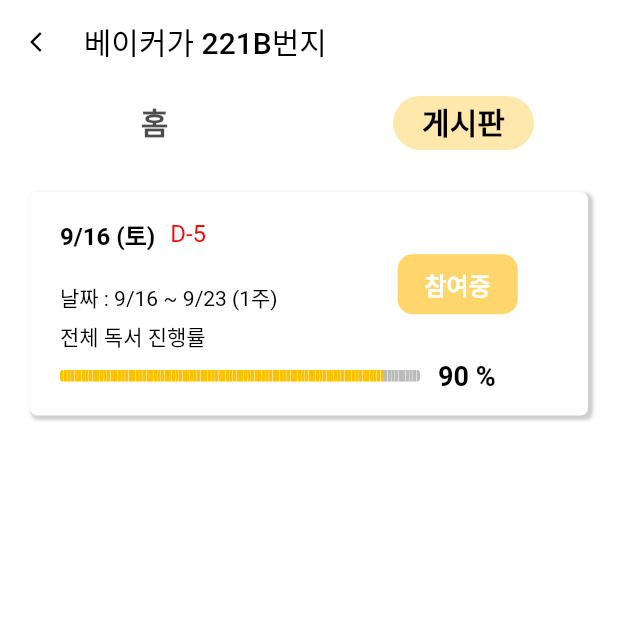
After one commit to dockggu/dockggu-frontend, a Flutter app: the TabView screen opened directly, tab 2 chosen, on a phone screen of 412 x 824 dp, the top half of it. The commit adds this screen. Run offline on Flutter 3.47's test engine with Material 2 defaults, Android fonts, the phone set to English and light mode, and no system bars; drawn by our look-alikes of step_progress_indicator; our stand-ins replace flutter_svg, get, percent_indicator.

Commit message:
feat: tabview 및 bookathon_detail page 추가

```diff
--- a/dockggu/lib/main.dart
+++ b/dockggu/lib/main.dart
@@ -11,6 +11,7 @@ class MainApp extends StatelessWidget {
   @override
   Widget build(BuildContext context) {
     return const MaterialApp(
+      debugShowCheckedModeBanner: false,
       home: LoginMain()
     );
   }
--- /dev/null
+++ b/dockggu/lib/page/tabview.dart
@@ -0,0 +1,224 @@
+import 'package:flutter/material.dart';
+import 'package:step_progress_indicator/step_progress_indicator.dart';
+import 'package:flutter_svg/flutter_svg.dart';
+import 'bookathon_detail.dart';
+
+void main() {
+  runApp(TabView());
+}
+
+class TabView extends StatefulWidget {
+  const TabView({super.key});
+
+  @override
+  State<TabView> createState() => _TabViewState();
+}
+
+class _TabViewState extends State<TabView> {
+  @override
+  Widget build(BuildContext context) {
+    return DefaultTabController(
+      length: 2,
+      child: Scaffold(
+          backgroundColor: Color(0xffFFFFFF),
+          appBar: AppBar(
+            leading: IconButton(
+              icon: Icon(
+                Icons.arrow_back_ios,
+                color: Color(0xff000000),
+                size: 16.0,
+              ),
+              onPressed: () {},
+            ),
+            title: Align(
+              alignment: Alignment(-1.2, 0),
+              child: Text(
+                '베이커가 221B번지', //DB에서 불러오기
+                style: TextStyle(
+                  color: Color(0xff000000),
+                  fontSize: 20.0,
+                ),
+              ),
+            ),
+            backgroundColor: Color(0xffFFFFFF),
+            elevation: 0.0,
+          ),
+          body: Column(
+            children: [
+              TabBar(
+                  indicator: BoxDecoration(
+                    color: Color(0xffFFD66C).withOpacity(0.57),
+                    borderRadius: BorderRadius.circular(20.0),
+                  ),
+                  indicatorPadding:
+                      EdgeInsets.symmetric(horizontal: 56.0, vertical: 8.0),
+                  labelColor: Color(0xff000000),
+                  labelStyle:
+                      TextStyle(fontWeight: FontWeight.bold, fontSize: 20),
+                  tabs: [
+                    Tab(
+                      text: '홈',
+                      height: 50,
+                    ),
+                    Tab(
+                      text: '게시판',
+                      height: 50,
+                    ),
+                  ]),
+              Expanded(
+                  child: TabBarView(children: [
+                Container(
+                  width: 10,
+                  color: Color(0xffFFFFFF),
+                  child: Center(
+                    child: SvgPicture.asset(
+                      'assets/google_login.svg',
+                    ),
+                  ),
+                ),
+                ListView.builder(
+                    key: PageStorageKey('PageStorage'),
+                    itemCount: 1,
+                    itemBuilder: (context, index) {
+                      return GestureDetector(
+                        onTap: () {
+                          Navigator.of(context).push(
+                            MaterialPageRoute(
+                              builder: (context) => BookathonDetail(),
+                            ),
+                          );
+                        },
+                        child: Container(
+                          margin: EdgeInsets.fromLTRB(20, 20, 20, 10),
+                          width: MediaQuery.of(context).size.width,
+                          decoration: BoxDecoration(
+                            color: Colors.white,
+                            borderRadius: BorderRadius.circular(5),
+                            boxShadow: [
+                              BoxShadow(
+                                color: Colors.grey.withOpacity(0.5),
+                                spreadRadius: 1,
+                                blurRadius: 1,
+                                offset: Offset(2, 2),
+                              ),
+                            ],
+                          ),
+                          child: Padding(
+                            padding: EdgeInsets.symmetric(
+                                horizontal: 20, vertical: 16),
+                            child: Column(
+                              children: [
+                                Row(
+                                  children: [
+                                    Column(
+                                      crossAxisAlignment:
+                                          CrossAxisAlignment.start,
+                                      children: [
+                                        Row(
+                                          children: [
+                                            Text(
+                                              '9/16 (토)',
+                                              style: TextStyle(
+                                                  fontSize: 16,
+                                                  color: Color(0xff000000),
+                                                  fontWeight: FontWeight.bold),
+                                            ),
+                                            SizedBox(
+                                              width: 10,
+                                            ),
+                                            Text(
+                                              'D-5',
+                                              style: TextStyle(
+                                                fontSize: 16,
+                                                color: Color(0xffFF0404),
+                                                fontWeight: FontWeight.normal,
+                                              ),
+                                            ),
+                                          ],
+                                        ),
+                                        SizedBox(
+                                          height: 20,
+                                        ),
+                                        Text(
+                                          '날짜 : 9/16 ~ 9/23 (1주)',
+                                          style: TextStyle(
+                                            fontSize: 14,
+                                            color: Color(0xff000000),
+                                            fontWeight: FontWeight.normal,
+                                          ),
+                                        ),
+                                        SizedBox(
+                                          height: 5,
+                                        ),
+                                        Text(
+                                          '전체 독서 진행률',
+                                          style: TextStyle(
+                                            fontSize: 14,
+                                            color: Color(0xff000000),
+                                            fontWeight: FontWeight.normal,
+                                          ),
+                                        ),
+                                      ],
+                                    ),
+                                    SizedBox(
+                                      width: 80,
+                                    ),
+                                    Container(
+                                      width: 80,
+                                      height: 40,
+                                      child: Center(
+                                        child: Text(
+                                          '참여중',
+                                          style: TextStyle(
+                                              color: Color(0xffFFFFFF),
+                                              fontSize: 16,
+                                              fontWeight: FontWeight.w600),
+                                        ),
+                                      ),
+                                      decoration: BoxDecoration(
+                                        borderRadius: BorderRadius.circular(10),
+                                        color: Color(0xffFFD66C),
+                                      ),
+                                    ),
+                                  ],
+                                ),
+                                SizedBox(
+                                  height: 5,
+                                ),
+                                Row(
+                                  children: [
+                                    StepProgressIndicator(
+                                      totalSteps: 100,
+                                      currentStep: 90,
+                                      size: 8,
+                                      fallbackLength: 240,
+                                      padding: 0,
+                                      selectedColor: Color(0xffFFC100),
+                                      unselectedColor: Color(0xffBBBBBB),
+                                      roundedEdges: Radius.circular(5),
+                                    ),
+                                    SizedBox(
+                                      width: 12,
+                                    ),
+                                    Text(
+                                      '90 %',
+                                      style: TextStyle(
+                                        fontSize: 18,
+                                        color: Color(0xff000000),
+                                        fontWeight: FontWeight.bold,
+                                      ),
+                                    ),
+                                  ],
+                                ),
+                              ],
+                            ),
+                          ),
+                        ),
+                      );
+                    }),
+              ]))
+            ],
+          )),
+    );
+  }
+}
--- a/dockggu/pubspec.yaml
+++ b/dockggu/pubspec.yaml
@@ -12,6 +12,8 @@ dependencies:
 
   flutter_svg: ^2.0.7
   get: ^4.6.6
+  percent_indicator: ^4.2.3
+  step_progress_indicator: ^1.0.2
 
 dev_dependencies:
   flutter_test:
```
Also changed, not shown: dockggu/lib/page/bookathon_detail.dart (added, +137 -0 lines), dockggu/pubspec.lock, 1 other file.
